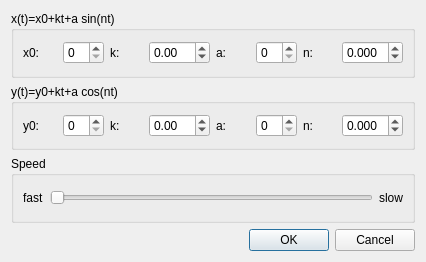
Above: plugins/move_clock/gui/settings_dialog.ui from Kolcha/DigitalClock4 before the change. Below: the same form after it.
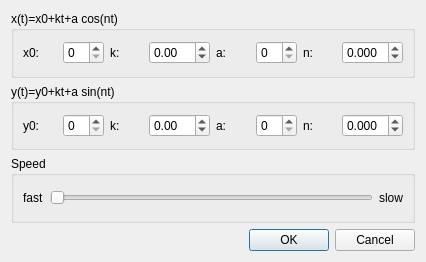
That is the form after the change.

```diff
--- a/plugins/move_clock/gui/settings_dialog.ui
+++ b/plugins/move_clock/gui/settings_dialog.ui
@@ -17,7 +17,7 @@
    <item>
     <widget class="QGroupBox" name="x_group_box">
      <property name="title">
-      <string notr="true">x(t)=x0+kt+a sin(nt)</string>
+      <string notr="true">x(t)=x0+kt+a cos(nt)</string>
      </property>
      <layout class="QHBoxLayout" name="horizontalLayout">
       <item>
@@ -83,7 +83,7 @@
    <item>
     <widget class="QGroupBox" name="y_group_box">
      <property name="title">
-      <string notr="true">y(t)=y0+kt+a cos(nt)</string>
+      <string notr="true">y(t)=y0+kt+a sin(nt)</string>
      </property>
      <layout class="QHBoxLayout" name="horizontalLayout_2">
       <item>
```
